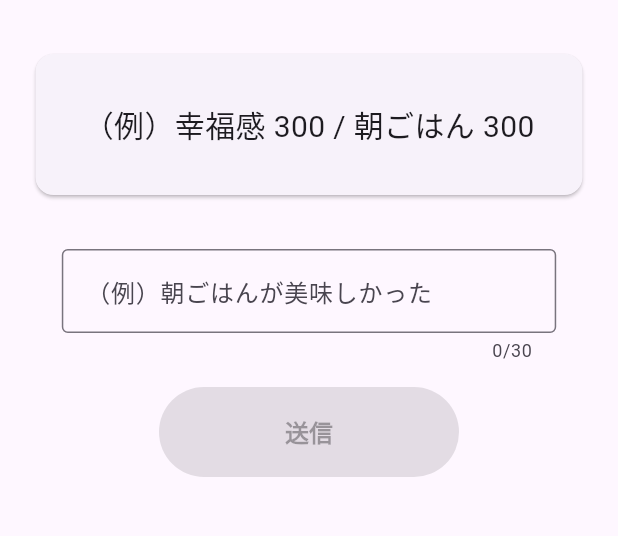
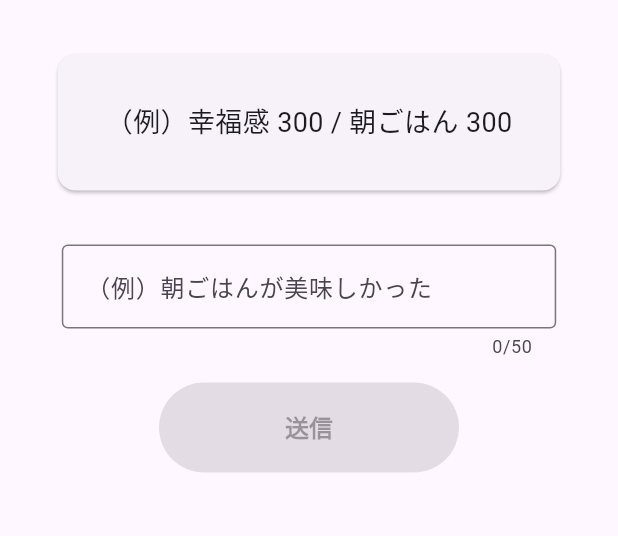
Before and after one commit to taroooth/siwake_joke, a Flutter app: the screen it shows after launch, on a phone screen of 412 x 824 dp, the part 84-620 px from its top. Run offline on Flutter 3.47's test engine with Material 3 defaults, Android fonts, the phone set to English and light mode, and no system bars.

Commit message:
エラー処理などを修正

```diff
--- a/lib/main.dart
+++ b/lib/main.dart
@@ -35,10 +35,12 @@ class HomePage extends StatefulWidget {
 class _HomePageState extends State<HomePage> {
   final FetchContentUseCase _useCase =
       FetchContentUseCase(ContentRepositoryImpl());
+  final _textEditingController = TextEditingController();
   List<Shiwake>? _shiwakeList;
   bool _loading = false;
   String _error = '';
   String _input = '';
+  String _prevInput = '';
 
   void _handleSubmit() async {
     // Commandパターン: ユーザーの操作を命令として実行
@@ -48,9 +50,19 @@ class _HomePageState extends State<HomePage> {
     });
     try {
       final shiwakeList = await _useCase.call(_input);
+      if (shiwakeList.isEmpty) {
+        setState(() {
+          _error = 'エラー：AIが理解できませんでした';
+        });
+        return;
+      }
       // Observerパターン: 状態変化をsetStateで通知
       setState(() {
         _shiwakeList = shiwakeList;
+        _prevInput = _input;
+        _input = '';
+        _textEditingController.clear();
+        _error = '';
       });
     } catch (e) {
       setState(() {
@@ -105,20 +117,16 @@ class _HomePageState extends State<HomePage> {
                             ? sampleCard
                             : Column(
                                 children: [
+                                  Text(_prevInput),
                                   _card(_shiwakeList!),
-                                  TextButton(
-                                    onPressed: () {
-                                      // Twitterでシェアする処理
-                                    },
-                                    child: const Text('結果をシェア'),
-                                  ),
                                 ],
                               ),
                 const SizedBox(height: 32),
                 SizedBox(
                   width: MediaQuery.of(context).size.width * 0.8,
                   child: TextField(
-                    maxLength: 30,
+                    controller: _textEditingController,
+                    maxLength: 50,
                     decoration: const InputDecoration(
                       hintText: '（例）朝ごはんが美味しかった',
                       border: OutlineInputBorder(),
@@ -166,7 +174,7 @@ class _HomePageState extends State<HomePage> {
             return Text(
               '${karikata.kamoku} ${karikata.amount} / ${kashikata.kamoku} ${kashikata.amount}',
               style: const TextStyle(
-                fontSize: 20,
+                fontSize: 18,
               ),
             );
           }).toList(),
```
